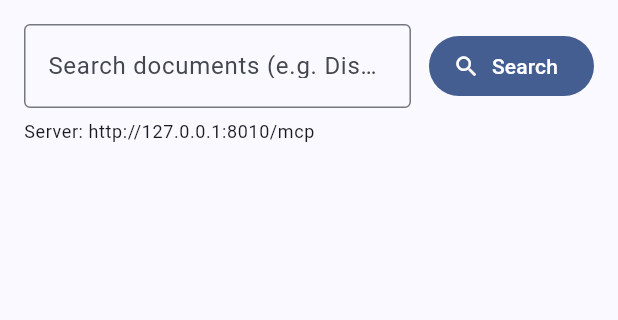
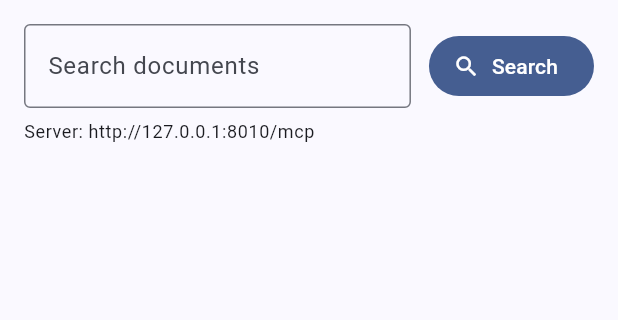
Before and after one commit to Ssembajjwe-Daniel-LK/code_lookup, a Flutter app: the screen it shows after launch, on a phone screen of 412 x 824 dp, the part 84-404 px from its top. Run offline on Flutter 3.47's test engine with Material 3 defaults, Android fonts, the phone set to English and light mode, and no system bars; our stand-ins replace shared_preferences.

Commit message:
more code editting

```diff
--- a/lib/detail_screen.dart
+++ b/lib/detail_screen.dart
@@ -1,6 +1,6 @@
 // Detail page for one search hit.
 //
-// Hour 1: navigation - data comes in through the constructor; the AppBar back
+// Navigation - data comes in through the constructor; the AppBar back
 //         arrow calls Navigator.pop automatically.
 // Hour 1 exercise: copy button in the AppBar.
 // Hour 2: the search words are highlighted in the full text.
--- a/lib/highlight.dart
+++ b/lib/highlight.dart
@@ -1,4 +1,4 @@
-// Hour 2: highlight the search words in a text.
+// Highlighting the search words in a text.
 //
 // New concepts:
 //  - TextSpan: a piece of text with its own style. A TextSpan with
--- a/lib/main.dart
+++ b/lib/main.dart
@@ -298,7 +298,7 @@ class _LookupPageState extends State<LookupPage> {
                     decoration: const InputDecoration(
                       labelText: isCodeMode
                           ? 'Code (e.g. DMX-2001, KBX-104A)'
-                          : 'Search documents (e.g. Display flackert)',
+                          : 'Search documents',
                       border: OutlineInputBorder(),
                     ),
                     onSubmitted: (_) => _search(), // Enter key
```
